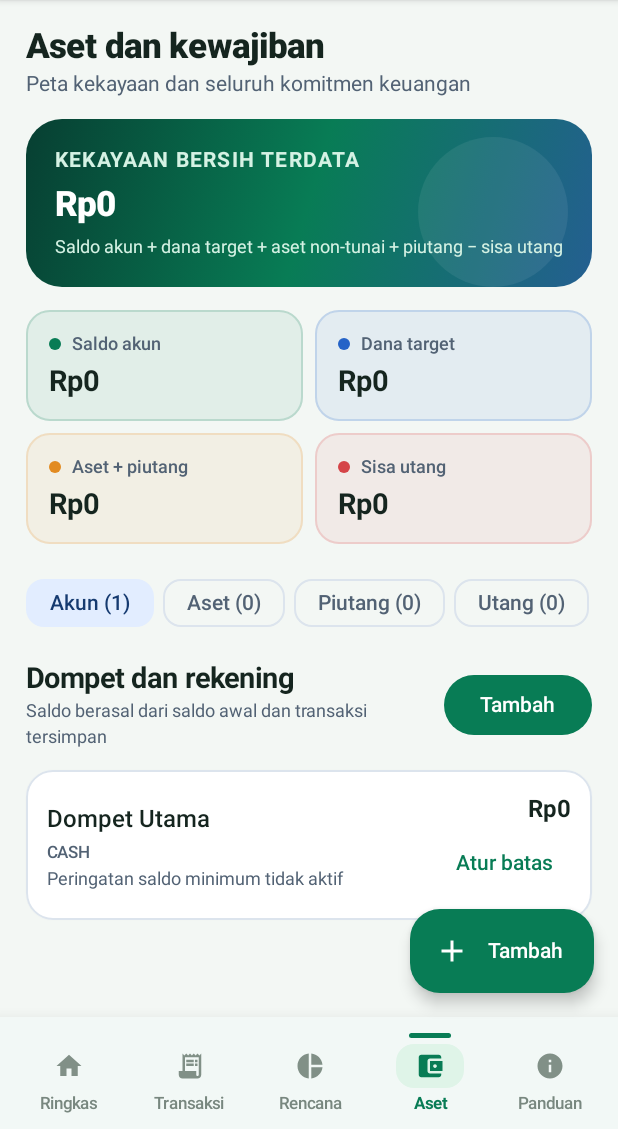
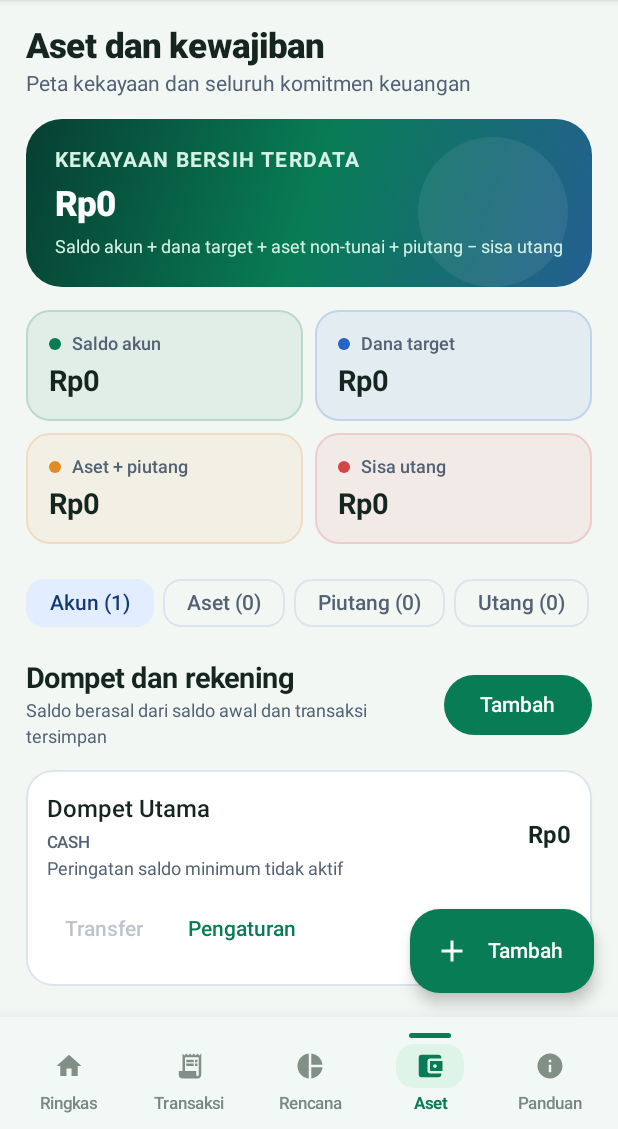
Before and after one commit to Surabi-wq/Duit, an Android app built with Jetpack Compose: the screen it shows after launch (MainActivity), item 4 of the bottom bar chosen, on a phone screen of 412 x 824 dp, the part 107-1236 px from its top. Run offline under Robolectric (Android 15) with nearby library versions, the phone set to English and light mode, and no system bars; our stand-ins replace Room's generated code, paging.

Commit message:
Duit 1.6.0: configure wallets and add direct account transfers

```diff
--- a/app/build.gradle.kts
+++ b/app/build.gradle.kts
@@ -11,8 +11,8 @@ android {
         applicationId = "com.surabi.duit"
         minSdk = 23
         targetSdk = 36
-        versionCode = 15
-        versionName = "1.5.0"
+        versionCode = 16
+        versionName = "1.6.0"
     }
     buildTypes {
         debug {
--- a/app/src/main/java/com/surabi/duit/AdvancedFinanceScreens.kt
+++ b/app/src/main/java/com/surabi/duit/AdvancedFinanceScreens.kt
@@ -308,7 +308,8 @@ fun WealthScreen(
     receivables: List<ReceivableOverviewRow>,
     liabilities: List<LiabilityOverviewRow>,
     onAddAccount: () -> Unit,
-    onSetAccountMinimumBalance: (AccountBalanceRow) -> Unit,
+    onEditAccount: (AccountBalanceRow) -> Unit,
+    onTransferAccount: (AccountBalanceRow) -> Unit,
     onAddAsset: () -> Unit,
     onAddReceivable: () -> Unit,
     onCollectReceivable: (ReceivableOverviewRow) -> Unit,
@@ -382,17 +383,17 @@ fun WealthScreen(
         border = BorderStroke(1.dp, MaterialTheme.colorScheme.outlineVariant),
         elevation = CardDefaults.cardElevation(defaultElevation = 1.dp)
     ) {
-                        Row(
-                            Modifier.padding(14.dp),
-                            verticalAlignment = Alignment.CenterVertically,
-                            horizontalArrangement = Arrangement.spacedBy(10.dp)
+                        Column(
+                            Modifier.fillMaxWidth().padding(14.dp),
+                            verticalArrangement = Arrangement.spacedBy(9.dp)
                         ) {
+                            Row(verticalAlignment = Alignment.CenterVertically, horizontalArrangement = Arrangement.spacedBy(10.dp)) {
                                 Column(Modifier.weight(1f), verticalArrangement = Arrangement.spacedBy(4.dp)) {
                                     Text(account.name, fontWeight = FontWeight.SemiBold)
                                     Text(account.type.replace('_', ' '), style = MaterialTheme.typography.labelSmall,
                                         color = MaterialTheme.colorScheme.onSurfaceVariant)
                                     Text(
-                                    if (account.minimumBalanceMinor > 0L) "Batas minimum: ${financeRupiah(account.minimumBalanceMinor)}"
+                                        if (account.minimumBalanceMinor > 0L) "Batas minimum: " + financeRupiah(account.minimumBalanceMinor)
                                         else "Peringatan saldo minimum tidak aktif",
                                         style = MaterialTheme.typography.bodySmall, color = MaterialTheme.colorScheme.onSurfaceVariant
                                     )
@@ -401,9 +402,11 @@ fun WealthScreen(
                                             color = MaterialTheme.colorScheme.error)
                                     }
                                 }
-                            Column(horizontalAlignment = Alignment.End) {
                                 Text(financeRupiah(account.balanceMinor), fontWeight = FontWeight.Bold)
-                                TextButton(onClick = { onSetAccountMinimumBalance(account) }) { Text("Atur batas") }
+                            }
+                            Row(horizontalArrangement = Arrangement.spacedBy(6.dp)) {
+                                TextButton(enabled = accounts.size > 1, onClick = { onTransferAccount(account) }) { Text("Transfer") }
+                                TextButton(onClick = { onEditAccount(account) }) { Text("Pengaturan") }
                             }
                         }
                     }
--- a/app/src/main/java/com/surabi/duit/data/FinanceDatabase.kt
+++ b/app/src/main/java/com/surabi/duit/data/FinanceDatabase.kt
@@ -377,6 +377,19 @@ interface FinanceDao {
 
     @Query("UPDATE accounts SET minimumBalanceMinor = :minimumBalanceMinor WHERE id = :accountId AND workspaceId = :workspaceId")
     suspend fun updateAccountMinimumBalance(accountId: Long, workspaceId: Long, minimumBalanceMinor: Long): Int
+
+    @Query("""
+        UPDATE accounts
+        SET name = :name, type = :type, minimumBalanceMinor = :minimumBalanceMinor
+        WHERE id = :accountId AND workspaceId = :workspaceId
+    """)
+    suspend fun updateAccountSettings(
+        accountId: Long,
+        workspaceId: Long,
+        name: String,
+        type: String,
+        minimumBalanceMinor: Long
+    ): Int
 
     @Query("""
         SELECT
```
Also changed, not shown: app/src/main/java/com/surabi/duit/MainActivity.kt (+125 -49 lines), app/src/main/java/com/surabi/duit/data/AccountSettingsPolicy.kt (added, +35 -0 lines), app/src/main/java/com/surabi/duit/data/FinanceRepository.kt (+36 -10 lines), 4 other files. Lines whose indentation alone changed are shown as unchanged.
